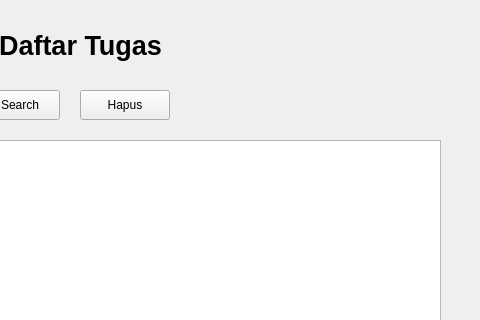
Before: the Qt Designer form daftartugaswindow.ui in Bimaahmadani/Schedulo-Project, drawn with Qt 5; both pictures show x 320 to 800 and y 0 to 320 of the 800 by 600 pixel window.
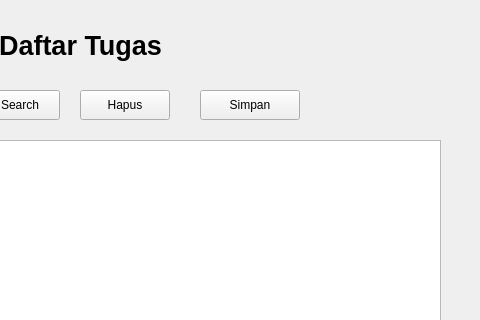
After: the same form once the commit is applied.

Commit message: add simpan feature

What changed in the file:
```diff
--- a/daftartugaswindow.ui
+++ b/daftartugaswindow.ui
@@ -94,6 +94,19 @@
     <string>Hapus</string>
    </property>
   </widget>
+  <widget class="QPushButton" name="downloadButton">
+   <property name="geometry">
+    <rect>
+     <x>520</x>
+     <y>90</y>
+     <width>100</width>
+     <height>30</height>
+    </rect>
+   </property>
+   <property name="text">
+    <string>Simpan</string>
+   </property>
+  </widget>
  </widget>
  <resources/>
  <connections/>
```
The commit also changes 10 other files.
